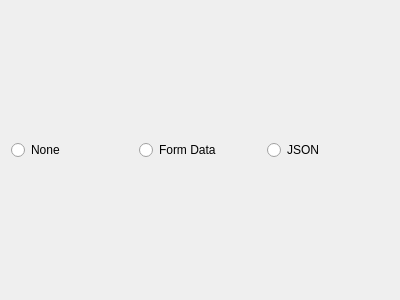
This is ui/BodySelector.ui in aaronlam1004/getman as Qt 5 draws it before an edit. The edited form follows.
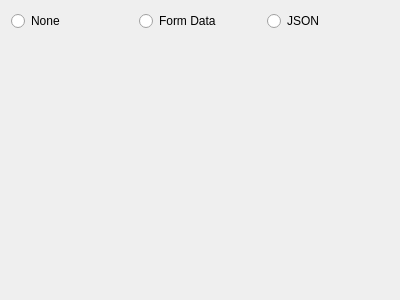
This is the edited form.

Commit message: Started integrating body selection

Diff of the .ui file:
```diff
--- a/ui/BodySelector.ui
+++ b/ui/BodySelector.ui
@@ -44,6 +44,9 @@
        </item>
       </layout>
      </item>
+     <item>
+      <widget class="QWidget" name="widget" native="true"/>
+     </item>
     </layout>
    </item>
   </layout>
```
Left out of the diff: 6 changed lines with no effect on the pictures. The commit also changes 2 other files.
